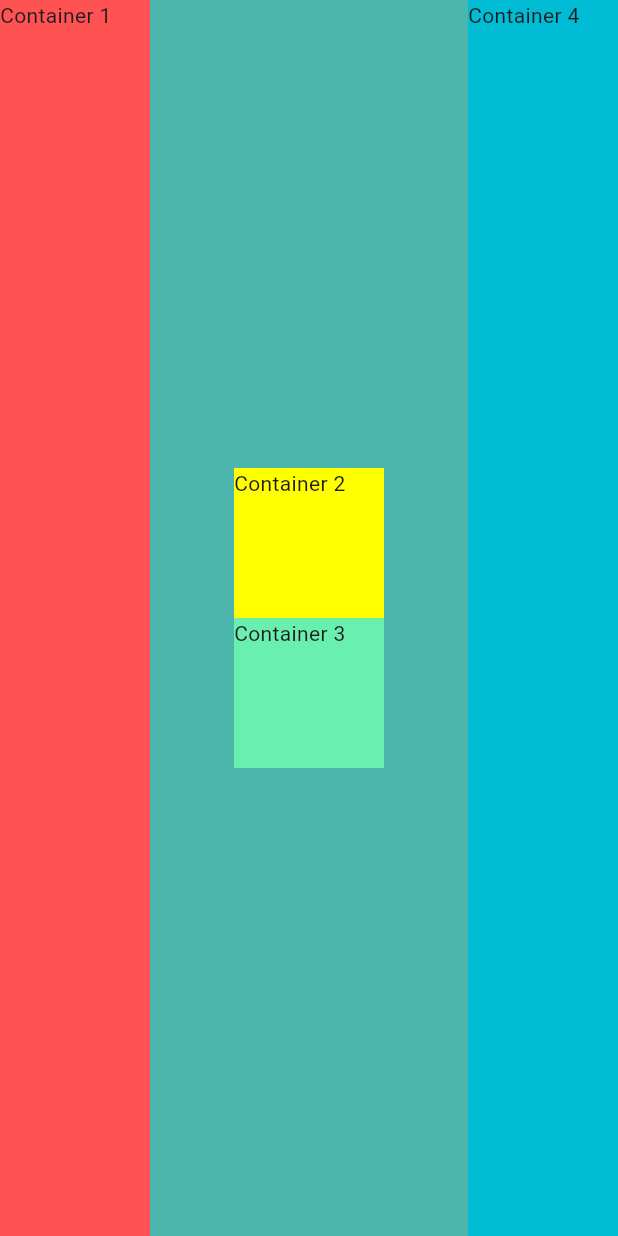
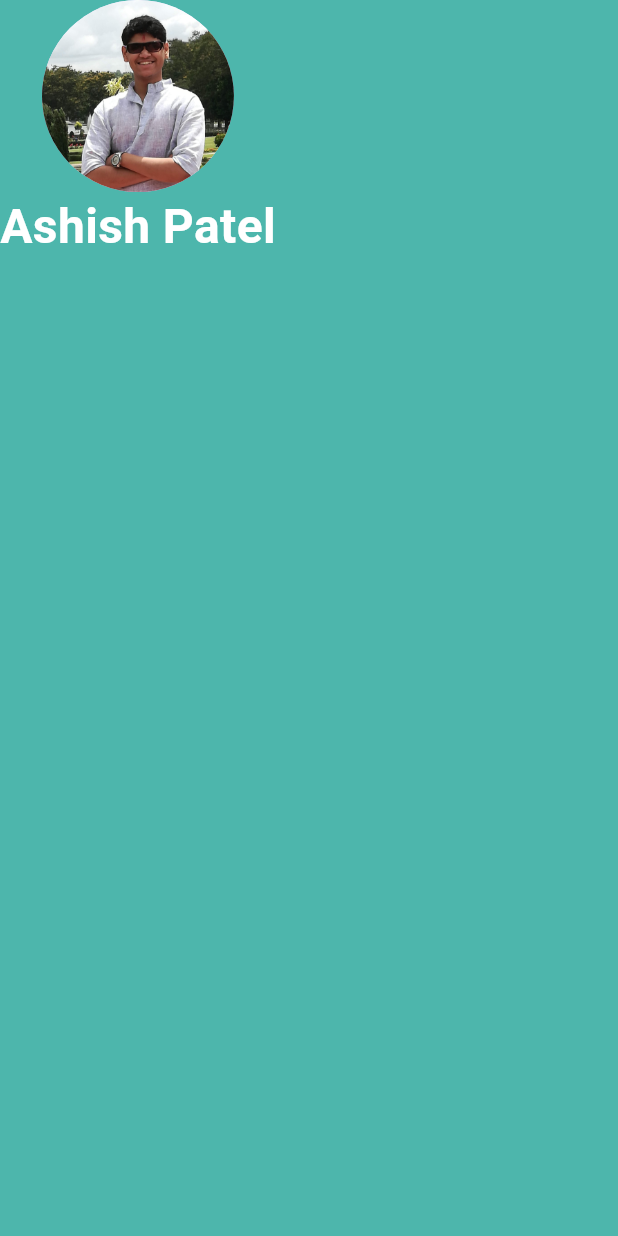
Before and after one commit to ashishpatel-dd1/my_card, a Flutter app: the screen it shows after launch, on a phone screen of 412 x 824 dp. Run offline on Flutter 3.47's test engine with Material 3 defaults, Android fonts, the phone set to English and light mode, and no system bars.

Commit message:
updated assets

```diff
--- a/lib/main.dart
+++ b/lib/main.dart
@@ -13,48 +13,18 @@ class MyApp extends StatelessWidget {
       home: Scaffold(
         backgroundColor: Colors.teal[300],
         body: SafeArea(
-          child: Row(
-            mainAxisAlignment: MainAxisAlignment.spaceBetween,
+          child: Column(
             children: <Widget>[
-              Row(
-                crossAxisAlignment: CrossAxisAlignment.stretch,
-                children: <Widget>[
-                  Container(
-                    width: 100.0,
-                    height: 100.0,
-                    color: Colors.redAccent,
-                    child: Text('Container 1'),
-                  ),
-                ],
-              ),
-              Column(
-                mainAxisAlignment: MainAxisAlignment.center,
-                children: <Widget>[
-                  Container(
-                    width: 100.0,
-                    height: 100.0,
-                    color: Colors.yellowAccent,
-                    child: Text('Container 2'),
-                  ),
-                  Container(
-                    width: 100.0,
-                    height: 100.0,
-                    color: Colors.greenAccent,
-                    child: Text('Container 3'),
-                  ),
-                ],
-              ),
-              Row(
-                crossAxisAlignment: CrossAxisAlignment.stretch,
-                children: <Widget>[
-                  Container(
-                    width: 100.0,
-                    height: 100.0,
-                    color: Colors.cyan,
-                    child: Text('Container 4'),
-                  ),
-                ],
-              ),
+              CircleAvatar(
+                radius: 64.0,
+                backgroundImage: AssetImage('images/ashishpatel.jpg'),
+                ),
+              Text('Ashish Patel',
+                style: TextStyle(
+                  fontSize: 32.0,
+                  color: Colors.white,
+                  fontWeight: FontWeight.bold,
+                ),)
             ],
           ),
         ),
--- a/pubspec.yaml
+++ b/pubspec.yaml
@@ -58,9 +58,8 @@ flutter:
   uses-material-design: true
 
   # To add assets to your application, add an assets section, like this:
-  # assets:
-  #   - images/a_dot_burr.jpeg
-  #   - images/a_dot_ham.jpeg
+  assets:
+    - images/
 
   # An image asset can refer to one or more resolution-specific "variants", see
   # https://flutter.dev/to/resolution-aware-images
```
Also changed, not shown: images/ashishpatel.jpg (added).
